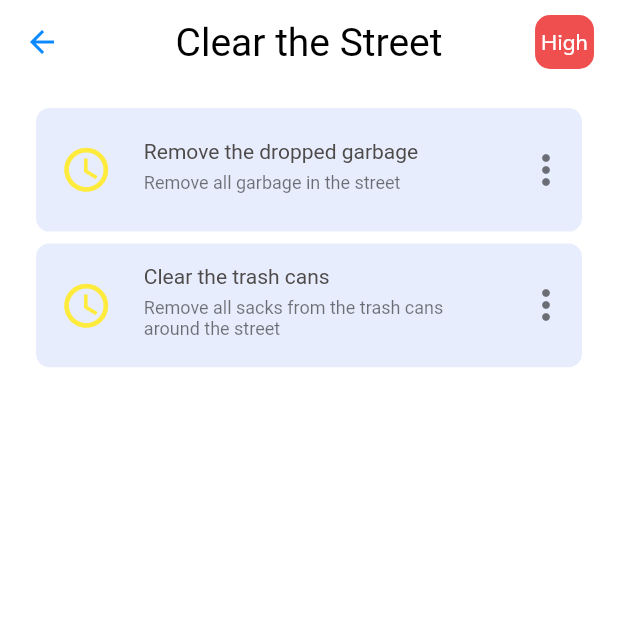
After one commit to Miguelferreira7/task-management-app, a Flutter app: the screen it shows after launch, after a tap on "High", on a phone screen of 412 x 824 dp, the top half of it. The commit adds this screen. Run offline on Flutter 3.47's test engine with Material 2 defaults, Android fonts, the phone set to English and light mode, and no system bars; our stand-ins replace dartz, get_it, group_button, isar; accounts and stored records are empty; generated files the repository leaves out were written again; Roboto replaces fonts that are missing (Mulish-Regular).

Commit message:
detail of backlog's page

```diff
--- a/taks_management_app/lib/core/inject.dart
+++ b/taks_management_app/lib/core/inject.dart
@@ -30,6 +30,7 @@ import 'package:taks_management_app/layers/domain/usecases/delete_task/delete_ta
 import 'package:taks_management_app/layers/domain/usecases/delete_task/delete_task_usecase_imp.dart';
 import 'package:taks_management_app/layers/domain/usecases/get_list_backlogs/get_list_backlogs_usecase.dart';
 import 'package:taks_management_app/layers/domain/usecases/get_list_backlogs/get_list_backlogs_usecase_imp.dart';
+import 'package:taks_management_app/layers/presentation/controllers/detail_backlog/backlog_detail_controller.dart';
 import 'package:taks_management_app/layers/presentation/controllers/home/home_controller.dart';
 
 class Inject {
@@ -47,7 +48,6 @@ class Inject {
 
     getIt.registerLazySingleton<CreateTaskDatasource>(() => CreateTaskDatasourceImp());
     getIt.registerLazySingleton<DeleteTaskDataSource>(() => DeleteTaskDataSourceImp());
-
 
     //REPOSITORIES
     getIt.registerLazySingleton<GetListBacklogsRepository>(() => GetListBackLogsRepositoryImp(getIt()));
@@ -68,6 +68,7 @@ class Inject {
 
     //CONTROLLERS
     getIt.registerLazySingleton<HomePageController>(() => HomePageController());
+    getIt.registerLazySingleton<BackLogDetailPageController>(() => BackLogDetailPageController());
 
   }
 }
--- a/taks_management_app/lib/core/theme.dart
+++ b/taks_management_app/lib/core/theme.dart
@@ -3,7 +3,7 @@ import 'package:flutter/material.dart';
 const Color _lightDefaultBackgroundColor = Colors.white;
 const Color _lightDefaultSecundaryColor = Colors.grey;
 const Color _lightDefaultContrastColor = Color.fromRGBO(11, 137, 254, 1);
-const Color _defaultHomePageCardColor = Color(0xFFADBADE);
+const Color _defaultBackLogTaskCardColor = Color(0xFFE7EDFC);
 
 class MainTheme {
   static final lightTheme = ThemeData(
@@ -21,6 +21,7 @@ class MainTheme {
       secondary: _lightDefaultSecundaryColor,
       tertiary: _lightDefaultContrastColor,
       background: _lightDefaultBackgroundColor,
+      tertiaryContainer: _defaultBackLogTaskCardColor
     );
   }
 
--- /dev/null
+++ b/taks_management_app/lib/layers/presentation/UI/pages/backlog_detail_page.dart
@@ -0,0 +1,142 @@
+import 'package:flutter/material.dart';
+import 'package:taks_management_app/layers/domain/entities/backlog_entity.dart';
+import 'package:taks_management_app/layers/domain/entities/task_entity.dart';
+import 'package:taks_management_app/layers/presentation/controllers/detail_backlog/backlog_detail_controller.dart';
+
+BackLogDetailPageController _controller = BackLogDetailPageController();
+
+class BackLogDetailPage extends StatefulWidget {
+  const BackLogDetailPage({Key? key}) : super(key: key);
+  static const String ROUTE = "/backlog-detail-page";
+
+  @override
+  State<BackLogDetailPage> createState() => _BackLogDetailPageState();
+}
+
+class _BackLogDetailPageState extends State<BackLogDetailPage> {
+  @override
+  Widget build(BuildContext context) {
+    BackLogEntity backLogEntity;
+    backLogEntity = ModalRoute.of(context)?.settings.arguments as BackLogEntity;
+
+    _controller.backLogSelected = backLogEntity;
+
+    return Scaffold(
+      body: _buildBody(),
+      appBar: AppBar(
+        centerTitle: true,
+        title: Text(_controller.backLogSelected.title),
+        actions: [
+          Container(
+            margin: const EdgeInsets.only(top: 10, bottom: 10, right: 16),
+            decoration: BoxDecoration(
+                borderRadius: BorderRadius.circular(10),
+                color: _controller.returnColorOfPriority()),
+            child: Container(
+              alignment: Alignment.center,
+              padding: const EdgeInsets.only(right: 4, left: 4),
+              child: Text(
+                _controller.setFirstCharacterToUpperCase(),
+                style: Theme.of(context).textTheme.subtitle2,
+              ),
+            ),
+          ),
+        ],
+      ),
+    );
+  }
+
+  Widget _buildBody() {
+    return SingleChildScrollView(
+      child: Container(
+        height: MediaQuery.of(context).size.height,
+        margin: const EdgeInsets.all(8),
+        child: Column(
+          children: [
+            _buildBackLogInfo(),
+            _buildListViewTasks(),
+          ],
+        ),
+      ),
+    );
+  }
+
+  Widget _buildBackLogInfo() {
+    return Container();
+  }
+
+  Widget _buildListViewTasks() {
+    if (_controller.backLogSelected.taskList != null &&
+        _controller.backLogSelected.taskList!.isNotEmpty) {
+      return SizedBox(
+        width: MediaQuery.of(context).size.width,
+        height: MediaQuery.of(context).size.height,
+        child: ListView.builder(
+          padding: const EdgeInsets.all(8),
+          itemCount: _controller.backLogSelected.taskList!.length,
+          itemBuilder: (BuildContext context, int index) {
+            TaskEntity taskIndex = _controller.backLogSelected.taskList![index];
+
+            return Container(
+                padding: const EdgeInsets.only(left: 16),
+                margin: const EdgeInsets.only(left: 8, right: 8, bottom: 8),
+                height: MediaQuery.of(context).size.height * .10,
+                width: MediaQuery.of(context).size.width * .4,
+                decoration: BoxDecoration(
+                  color: const Color(0xFFE7EDFC),
+                  borderRadius: BorderRadius.circular(9),
+                ),
+                child: Row(
+                  mainAxisAlignment: MainAxisAlignment.spaceBetween,
+                  children: [
+                    Container(
+                        child: const Icon(
+                      Icons.access_time_outlined,
+                      color: Colors.yellow,
+                      size: 35,
+                    )),
+                    Container(
+                      width: MediaQuery.of(context).size.width * .6,
+                      child: Column(
+                        mainAxisAlignment: MainAxisAlignment.center,
+                        children: [
+                          Container(
+                            margin: const EdgeInsets.only(left: 8, bottom: 6),
+                            alignment: Alignment.bottomLeft,
+                            child: Text(
+                              "${taskIndex.title}",
+                              maxLines: 1,
+                              overflow: TextOverflow.ellipsis,
+                              style: Theme.of(context).textTheme.headline3,
+                            ),
+                          ),
+                          Container(
+                            margin: const EdgeInsets.only(left: 8, bottom: 4),
+                            alignment: Alignment.bottomLeft,
+                            child: Text(
+                              "${taskIndex.description}",
+                              maxLines: 2,
+                              overflow: TextOverflow.ellipsis,
+                              style: Theme.of(context).textTheme.bodySmall,
+                            ),
+                          )
+                        ],
+                      ),
+                    ),
+                    Container(
+                      padding: const EdgeInsets.only(right: 8),
+                      child: GestureDetector(
+                        child: const Icon(Icons.more_vert_outlined,
+                            size: 32, color: Colors.black54),
+                      ),
+                    )
+                  ],
+                ));
+          },
+        ),
+      );
+    } else {
+      return Container();
+    }
+  }
+}
--- a/taks_management_app/lib/layers/presentation/UI/pages/home_page.dart
+++ b/taks_management_app/lib/layers/presentation/UI/pages/home_page.dart
@@ -1,11 +1,15 @@
 import 'package:flutter/material.dart';
 import 'package:group_button/group_button.dart';
 import 'package:taks_management_app/layers/domain/entities/backlog_entity.dart';
+import 'package:taks_management_app/layers/domain/entities/task_entity.dart';
 import 'package:taks_management_app/layers/presentation/controllers/home/home_controller.dart';
+
+import 'backlog_detail_page.dart';
 
 class HomePage extends StatefulWidget {
   const HomePage({super.key});
-  static String ROUTE = "/home-page";
+
+  static const String ROUTE = "/home-page";
 
   @override
   State<HomePage> createState() => _HomePageState();
@@ -67,7 +71,8 @@ Widget _buildFilters(BuildContext context) {
           selectedColor: Theme.of(context).colorScheme.tertiary,
           selectedShadow: const [],
           buttonHeight: 40,
-          textPadding: const EdgeInsets.only(top: 10, bottom: 10, right: 15, left: 15)),
+          textPadding:
+              const EdgeInsets.only(top: 10, bottom: 10, right: 15, left: 15)),
     ),
   );
 }
@@ -83,13 +88,46 @@ Widget _buildListCards(BuildContext context) {
         shrinkWrap: true,
         itemBuilder: (context, index) {
           List<BackLogEntity> listBacklogs = _controller.mockListBacklogs;
-          return Container(
+          return GestureDetector(
+            onTap: () {
+              List<TaskEntity> taskList = [
+                TaskEntity(
+                    id: 1,
+                    title: "Remove the dropped garbage",
+                    description: "Remove all garbage in the street",
+                    initialData: DateTime.now(),
+                    finalData: DateTime.now(),
+                    idBacklog: 1),
+                TaskEntity(
+                    id: 2,
+                    title: "Clear the trash cans",
+                    description:
+                        "Remove all sacks from the trash cans around the street",
+                    initialData: DateTime.now(),
+                    finalData: DateTime.now(),
+                    idBacklog: 1),
+              ];
+
+              BackLogEntity backLogSelected = BackLogEntity(
+                  id: 1,
+                  title: "Clear the Street",
+                  description:
+                      "Clear all the street, remove the trash cans and the dropped garbage",
+                  priority: "high",
+                  initialData: DateTime.now(),
+                  finalData: DateTime.now(),
+                  taskList: taskList);
+
+              Navigator.of(context).pushNamed(BackLogDetailPage.ROUTE,
+                  arguments: backLogSelected);
+            },
+            child: Container(
               height: MediaQuery.of(context).size.height * 0.2,
               padding: const EdgeInsets.only(top: 8, bottom: 8, left: 16),
               margin:
                   const EdgeInsets.only(top: 8, bottom: 16, right: 16, left: 8),
               decoration: BoxDecoration(
-                color: const Color(0xFFADBADE),
+                  color: Theme.of(context).colorScheme.tertiaryContainer,
                   borderRadius: BorderRadius.circular(15),
                   boxShadow: [
                   BoxShadow(
@@ -97,8 +135,8 @@ Widget _buildListCards(BuildContext context) {
                       blurRadius: 10.0,
                       spreadRadius: 2.0,
                       offset: const Offset(
-                        7.0, // Move to right 7.0 horizontally
-                        8.0, // Move to bottom 8.0 Vertically
+                        3.0, // Move to right 7.0 horizontally
+                        4.0, // Move to bottom 8.0 Vertically
                       ))
                   ]),
               child: Column(
@@ -117,7 +155,8 @@ Widget _buildListCards(BuildContext context) {
                           padding: const EdgeInsets.only(
                               top: 4, bottom: 4, right: 8, left: 8),
                           child: Text(
-                          _controller.setFirstCharacterToUpperCase(listBacklogs[index].priority),
+                            _controller.setFirstCharacterToUpperCase(
+                                listBacklogs[index].priority),
                             style: Theme.of(context).textTheme.subtitle2,
                           ),
                         ),
@@ -128,7 +167,7 @@ Widget _buildListCards(BuildContext context) {
                             padding: EdgeInsets.zero,
                             icon: const Icon(
                               Icons.more_vert,
-                            color: Colors.white,
+                              color: Colors.black,
                             )),
                       )
                     ],
@@ -142,14 +181,18 @@ Widget _buildListCards(BuildContext context) {
                     ),
                   ),
                   Container(
-                  padding: const EdgeInsets.only(top: 8),
+                    padding: const EdgeInsets.only(top: 8, right: 16),
                     child: Text(
                       _controller.setFirstCharacterToUpperCase(
                           listBacklogs[index].description),
                       style: Theme.of(context).textTheme.headline3,
+                      maxLines: 3,
+                      textAlign: TextAlign.justify,
+                      overflow: TextOverflow.ellipsis,
                     ),
                   ),
                 ],
+              ),
             ),
           );
         }),
--- /dev/null
+++ b/taks_management_app/lib/layers/presentation/controllers/detail_backlog/backlog_detail_controller.dart
@@ -0,0 +1,25 @@
+import 'package:flutter/material.dart';
+import 'package:taks_management_app/layers/domain/entities/backlog_entity.dart';
+
+class BackLogDetailPageController {
+  BackLogDetailPageController();
+
+  late BackLogEntity backLogSelected;
+
+  Color returnColorOfPriority() {
+    String string = backLogSelected.priority.toLowerCase().trim();
+    if (string.contains('high')) {
+      return const Color.fromRGBO(239, 79, 79, 1);
+    } else if (string.contains('medium')) {
+      return const Color.fromRGBO(221, 208, 89, 1);
+    } else {
+      return const Color.fromRGBO(119, 206, 128, 1);
+    }
+  }
+
+  String setFirstCharacterToUpperCase() {
+    String newString = backLogSelected.priority.replaceFirst(
+        backLogSelected.priority[0], backLogSelected.priority[0].toUpperCase());
+    return newString;
+  }
+}
--- a/taks_management_app/lib/layers/presentation/controllers/home/home_controller.dart
+++ b/taks_management_app/lib/layers/presentation/controllers/home/home_controller.dart
@@ -20,8 +20,9 @@ class HomePageController {
       title: 'teste',
       priority: 'high',
       id: Isar.autoIncrement,
-      description: 'teste descricao, '
-          'to numa mesa com quatro cadeiras, aqui já tem três enganos por ela',
+      description: 'To numa mesa com quatro cadeiras, aqui já tem três enganados por ela'
+          ' bebendo esperando a rasteira, que tu vai levar dela, fica'
+          ' tranquilo que a aquarta cadeira te espera',
       initialData: DateTime.now(),
       finalData: DateTime.now()
    ),
@@ -56,7 +57,6 @@ class HomePageController {
 
   String setFirstCharacterToUpperCase(String string) {
     String newString = string.replaceFirst(string[0], string[0].toUpperCase());
-
     return newString;
   }
 }
--- a/taks_management_app/lib/main.dart
+++ b/taks_management_app/lib/main.dart
@@ -2,6 +2,8 @@ import 'package:flutter/material.dart';
 import 'package:taks_management_app/core/inject.dart';
 import 'package:taks_management_app/core/theme.dart';
 import 'package:taks_management_app/layers/presentation/UI/pages/home_page.dart';
+
+import 'layers/presentation/UI/pages/backlog_detail_page.dart';
 
 void main() {
   Inject.initialize();
@@ -17,7 +19,11 @@ class MyApp extends StatelessWidget {
       title: 'Flutter Demo',
       theme: MainTheme.lightTheme,
       debugShowCheckedModeBanner: false,
-      home: HomePage(),
+      initialRoute: HomePage.ROUTE,
+      routes: {
+        HomePage.ROUTE: (context) => const HomePage(),
+        BackLogDetailPage.ROUTE: (context) => BackLogDetailPage()
+      },
     );
   }
 }
```
Lines whose indentation alone changed are shown as unchanged.
